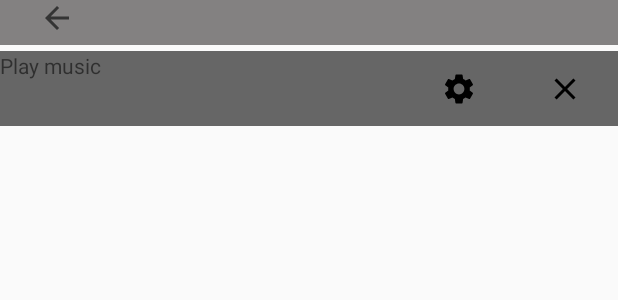
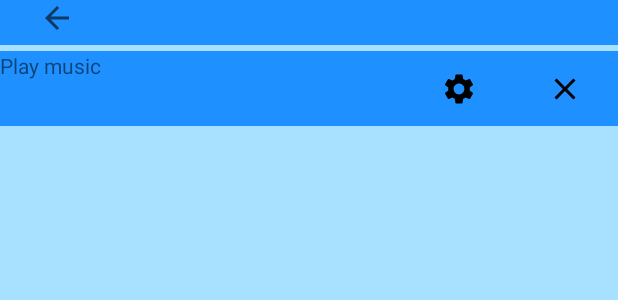
Before and after one commit to LeArchitect/XCell, an Android app: the layout configurations.xml on its own in the app's theme, with its tools: preview values and no code run, on a phone screen of 412 x 824 dp. Shown: the top 300 px of the screen. Run offline under Robolectric (Android 15) with nearby library versions, the phone set to English and light mode, and no system bars.

Commit message:
added background color

```diff
--- a/app/src/main/res/layout/configurations.xml
+++ b/app/src/main/res/layout/configurations.xml
@@ -2,7 +2,7 @@
 <ScrollView xmlns:android="http://schemas.android.com/apk/res/android"
             xmlns:app="http://schemas.android.com/apk/res-auto" xmlns:tools="http://schemas.android.com/tools"
             android:layout_width="match_parent"
-            android:layout_height="match_parent">
+            android:layout_height="match_parent" android:background="@color/background">
 
     <LinearLayout
             android:orientation="vertical"
@@ -11,11 +11,11 @@
         <LinearLayout
                 android:orientation="horizontal"
                 android:layout_width="match_parent"
-                android:background="@color/light_gray"
+                android:background="@color/blue7"
                 android:layout_height="30dp">
             <ImageButton
                     android:layout_height="wrap_content" app:srcCompat="?attr/actionModeCloseDrawable"
-                    android:id="@+id/imageButton6" android:layout_weight="1" android:background="@color/light_gray"
+                    android:id="@+id/imageButton6" android:layout_weight="1" android:background="@color/blue7"
                     android:layout_width="20dp"/>
             <Space
                     android:layout_width="280dp"
@@ -27,7 +27,7 @@
         <LinearLayout
                 android:orientation="horizontal"
                 android:layout_width="match_parent"
-                android:background="@color/gray"
+                android:background="@color/blue7"
                 android:layout_height="match_parent">
             <TextView
                     android:text="Play music"
@@ -36,11 +36,11 @@
             <ImageButton
                     android:layout_width="wrap_content"
                     android:layout_height="match_parent" app:srcCompat="@drawable/ic_settings_wrench"
-                    android:id="@+id/ConfSettings" android:layout_weight="1" android:background="@color/gray"/>
+                    android:id="@+id/ConfSettings" android:layout_weight="1" android:background="@color/blue7"/>
             <ImageButton
                     android:layout_width="wrap_content"
                     android:layout_height="match_parent" app:srcCompat="@drawable/ic_settings_delete"
-                    android:id="@+id/DeleteConfiguration" android:layout_weight="1" android:background="@color/gray"/>
+                    android:id="@+id/DeleteConfiguration" android:layout_weight="1" android:background="@color/blue7"/>
         </LinearLayout>
         <Space
                 android:layout_width="match_parent"
--- a/app/src/main/res/values/colors.xml
+++ b/app/src/main/res/values/colors.xml
@@ -12,4 +12,5 @@
     <color name="blue5">#00BFFF</color>
     <color name="blue6">#00CED1</color>
     <color name="blue7">#1E90FF</color>
+    <color name="background">#A8E1FF</color>
 </resources>
```
